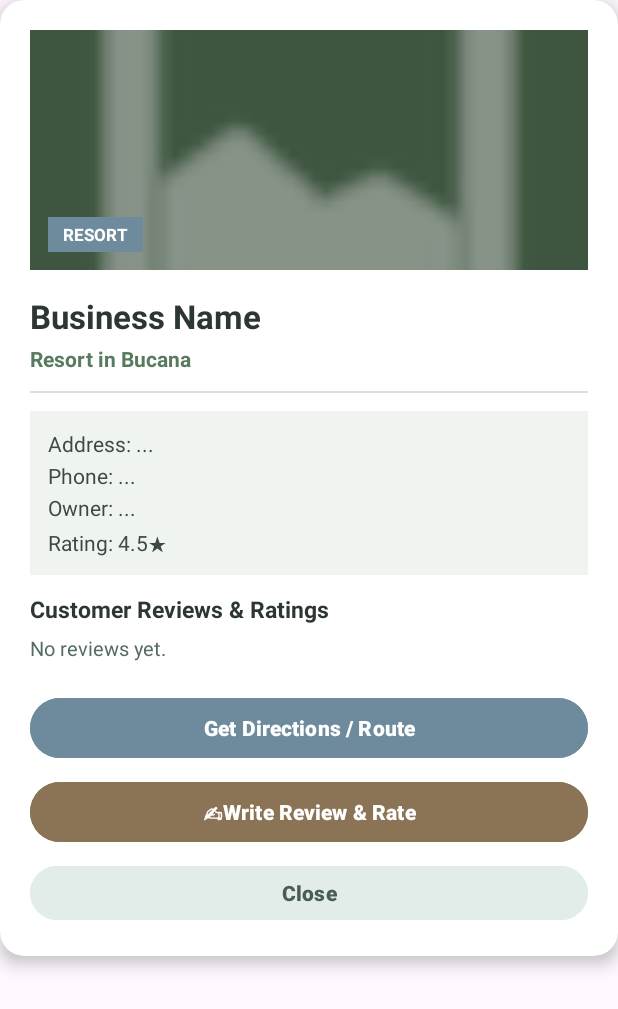
After one commit to adriebtstaa/Local-Business-Locator-and-Directory, an Android app: the layout dialog_business_info.xml on its own in the app's theme, with its tools: preview values and no code run, on a phone screen of 412 x 824 dp. The commit adds this screen. Shown: the top 1009 px of the screen. Run offline under Robolectric (Android 15) with nearby library versions, the phone set to English and light mode, and no system bars.

Commit message:
Final Commit

```diff
--- /dev/null
+++ b/app/src/main/res/layout/dialog_business_info.xml
@@ -0,0 +1,161 @@
+<?xml version="1.0" encoding="utf-8"?>
+<androidx.cardview.widget.CardView xmlns:android="http://schemas.android.com/apk/res/android"
+    xmlns:app="http://schemas.android.com/apk/res-auto"
+    android:layout_width="match_parent"
+    android:layout_height="wrap_content"
+    app:cardCornerRadius="16dp"
+    app:cardElevation="6dp"
+    android:background="#F9FBF9">
+
+    <ScrollView
+        android:layout_width="match_parent"
+        android:layout_height="wrap_content"
+        android:scrollbars="none">
+
+        <LinearLayout
+            android:layout_width="match_parent"
+            android:layout_height="wrap_content"
+            android:orientation="vertical"
+            android:padding="20dp">
+
+            <!-- Header Banner / Image Preview -->
+            <FrameLayout
+                android:layout_width="match_parent"
+                android:layout_height="160dp"
+                android:background="#4E6C50"
+                android:layout_marginBottom="16dp">
+
+                <ImageView
+                    android:id="@+id/dialogImageBanner"
+                    android:layout_width="match_parent"
+                    android:layout_height="match_parent"
+                    android:scaleType="centerCrop"
+                    android:src="@android:drawable/ic_menu_gallery"
+                    app:tint="@android:color/white"
+                    android:alpha="0.85"
+                    android:contentDescription="Location Photo"/>
+
+                <!-- Gradient Overlay for aesthetics -->
+                <View
+                    android:layout_width="match_parent"
+                    android:layout_height="match_parent"
+                    android:background="#33000000"/>
+
+                <!-- Category Badge on Banner -->
+                <TextView
+                    android:id="@+id/dialogBadgeCategory"
+                    android:layout_width="wrap_content"
+                    android:layout_height="wrap_content"
+                    android:text="RESORT"
+                    android:textSize="11sp"
+                    android:textStyle="bold"
+                    android:textColor="@android:color/white"
+                    android:background="#6D8B9D"
+                    android:paddingHorizontal="10dp"
+                    android:paddingVertical="4dp"
+                    android:layout_gravity="bottom|start"
+                    android:layout_margin="12dp"/>
+            </FrameLayout>
+
+            <!-- Business Name -->
+            <TextView
+                android:id="@+id/dialogTextName"
+                android:layout_width="match_parent"
+                android:layout_height="wrap_content"
+                android:text="Business Name"
+                android:textSize="22sp"
+                android:textStyle="bold"
+                android:textColor="#2D3732"/>
+
+            <!-- Display Info / Subtitle -->
+            <TextView
+                android:id="@+id/dialogTextDisplayInfo"
+                android:layout_width="match_parent"
+                android:layout_height="wrap_content"
+                android:text="Resort in Bucana"
+                android:textSize="14sp"
+                android:textColor="#587B60"
+                android:textStyle="bold"
+                android:layout_marginTop="4dp"/>
+
+            <View
+                android:layout_width="match_parent"
+                android:layout_height="1dp"
+                android:background="#D8E2DC"
+                android:layout_marginVertical="12dp"/>
+
+            <!-- Details Card -->
+            <LinearLayout
+                android:layout_width="match_parent"
+                android:layout_height="wrap_content"
+                android:orientation="vertical"
+                android:background="#F0F4F1"
+                android:padding="12dp"
+                android:layout_marginBottom="12dp">
+
+                <TextView
+                    android:id="@+id/dialogTextDetails"
+                    android:layout_width="match_parent"
+                    android:layout_height="wrap_content"
+                    android:text="Address: ...\nPhone: ...\nOwner: ...\nRating: 4.5★"
+                    android:textSize="14sp"
+                    android:textColor="#3D4A43"
+                    android:lineSpacingExtra="5dp"/>
+            </LinearLayout>
+
+            <!-- Reviews Section Title -->
+            <TextView
+                android:layout_width="match_parent"
+                android:layout_height="wrap_content"
+                android:text="Customer Reviews &amp; Ratings"
+                android:textSize="15sp"
+                android:textStyle="bold"
+                android:textColor="#2D3732"
+                android:layout_marginBottom="6dp"/>
+
+            <TextView
+                android:id="@+id/dialogTextReviews"
+                android:layout_width="match_parent"
+                android:layout_height="wrap_content"
+                android:text="No reviews yet."
+                android:textSize="13sp"
+                android:textColor="#556B61"
+                android:lineSpacingExtra="4dp"
+                android:layout_marginBottom="20dp"/>
+
+            <!-- Action Buttons (Sage Blue & Sage Brown Theme) -->
+            <Button
+                android:id="@+id/dialogBtnDirections"
+                android:layout_width="match_parent"
+                android:layout_height="48dp"
+                android:text="Get Directions / Route"
+                android:textColor="@android:color/white"
+                android:backgroundTint="#6D8B9D"
+                android:textStyle="bold"
+                android:elevation="2dp"
+                android:layout_marginBottom="8dp"/>
+
+            <Button
+                android:id="@+id/dialogBtnReview"
+                android:layout_width="match_parent"
+                android:layout_height="48dp"
+                android:text="✍Write Review &amp; Rate"
+                android:textColor="@android:color/white"
+                android:backgroundTint="#8B7355"
+                android:textStyle="bold"
+                android:elevation="2dp"
+                android:layout_marginBottom="8dp"/>
+
+            <Button
+                android:id="@+id/dialogBtnClose"
+                android:layout_width="match_parent"
+                android:layout_height="44dp"
+                android:text="Close"
+                android:textColor="#4A5D54"
+                android:backgroundTint="#E2ECE9"
+                android:textStyle="bold"
+                android:elevation="0dp"/>
+
+        </LinearLayout>
+    </ScrollView>
+</androidx.cardview.widget.CardView>
--- a/app/src/main/res/layout/item_business.xml
+++ b/app/src/main/res/layout/item_business.xml
@@ -56,7 +56,7 @@
                     android:id="@+id/textRating"
                     android:layout_width="wrap_content"
                     android:layout_height="wrap_content"
-                    android:text="⭐ 4.5"
+                    android:text="4.5"
                     android:textSize="14sp"
                     android:textStyle="bold"
                     android:textColor="#FF9800"/>
@@ -75,7 +75,7 @@
                 android:id="@+id/textPhone"
                 android:layout_width="match_parent"
                 android:layout_height="wrap_content"
-                android:text="📞 0917-000-0001"
+                android:text="0917-000-0001"
                 android:textSize="12sp"
                 android:textColor="#888888"
                 android:layout_marginTop="2dp"/>
```
Also changed, not shown: app/src/main/java/com/example/nasugbubusinesslocator/MainActivity.kt (+147 -50 lines), app/src/main/java/com/example/nasugbubusinesslocator/WelcomeActivity.kt (+41 -39 lines), app/src/main/res/drawable/bg_banner_cafe.xml (added, +8 -0 lines), app/src/main/res/drawable/bg_banner_food.xml (added, +8 -0 lines), app/src/main/res/drawable/bg_banner_pharmacy.xml (added, +8 -0 lines), app/src/main/res/drawable/bg_banner_resort.xml (added, +8 -0 lines), app/src/main/res/drawable/bg_banner_shop.xml (added, +8 -0 lines), app/src/main/res/layout/activity_main.xml (+21 -12 lines), app/src/main/res/layout/activity_welcome.xml (+27 -19 lines), app/src/main/res/layout/dialog_role_selection.xml (added, +58 -0 lines).
